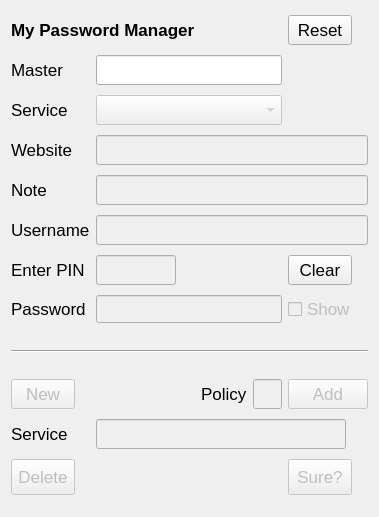
This is src/qt/passman.ui in mcarrickscott/pppm as Qt 5 draws it before an edit. The edited form follows.
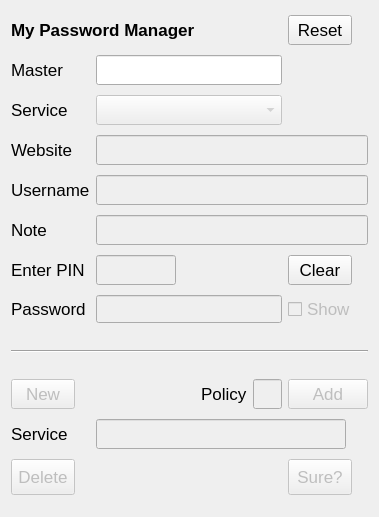
This is the edited form.

What changed in the file:
```diff
--- a/src/qt/passman.ui
+++ b/src/qt/passman.ui
@@ -153,7 +153,7 @@
     </widget>
    </item>
    <item row="6" column="1" colspan="4">
-    <widget class="QLineEdit" name="username">
+    <widget class="QLineEdit" name="note">
      <property name="enabled">
       <bool>false</bool>
      </property>
@@ -333,7 +333,7 @@
     </widget>
    </item>
    <item row="5" column="1" colspan="4">
-    <widget class="QLineEdit" name="note">
+    <widget class="QLineEdit" name="username">
      <property name="enabled">
       <bool>false</bool>
      </property>
@@ -432,7 +432,7 @@
     </widget>
    </item>
    <item row="6" column="0">
-    <widget class="QLabel" name="label_user">
+    <widget class="QLabel" name="label_note">
      <property name="maximumSize">
       <size>
        <width>16777215</width>
@@ -446,7 +446,7 @@
       </font>
      </property>
      <property name="text">
-      <string>Username</string>
+      <string>Note</string>
      </property>
     </widget>
    </item>
@@ -508,7 +508,7 @@
     </widget>
    </item>
    <item row="5" column="0">
-    <widget class="QLabel" name="label_8">
+    <widget class="QLabel" name="label_user">
      <property name="maximumSize">
       <size>
        <width>16777215</width>
@@ -521,7 +521,7 @@
       </font>
      </property>
      <property name="text">
-      <string>Note</string>
+      <string>Username</string>
      </property>
     </widget>
    </item>
```
